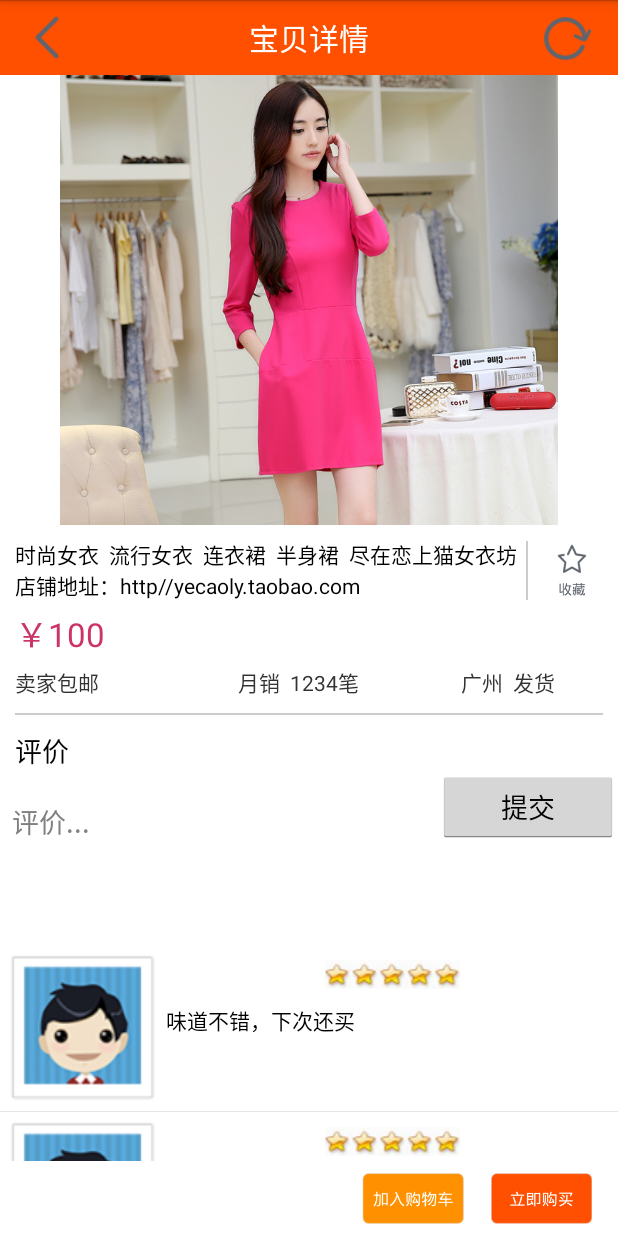
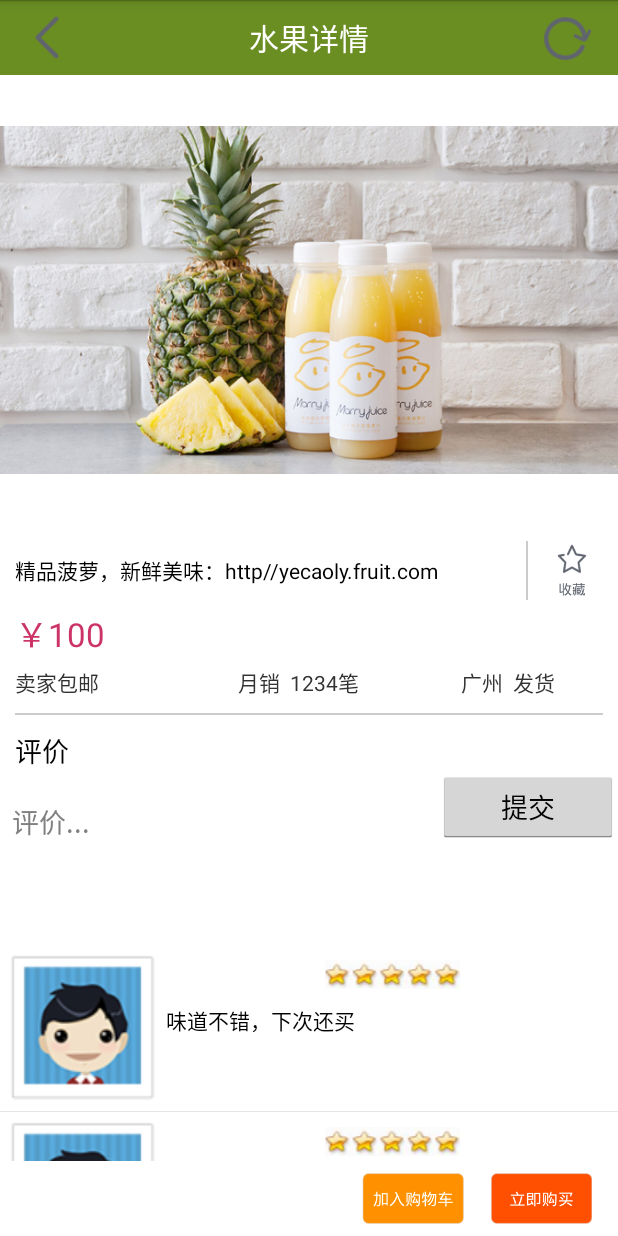
Before and after one commit to jzxyouok/fruit_app, an Android app: the DetailActivity screen opened directly, with no data from a screen before it, on a phone screen of 412 x 824 dp. Run offline under Robolectric (Android 15) with nearby library versions, the phone set to English and light mode, and no system bars; 3 statements that could not run were skipped.

Commit message:
modify detail

```diff
--- a/src/main/java/com/naoh/Fruit/ui/home/DetailActivity.java
+++ b/src/main/java/com/naoh/Fruit/ui/home/DetailActivity.java
@@ -47,7 +47,7 @@ public class DetailActivity extends FragmentActivity implements View.OnClickList
 
     private HackyViewPager viewPager;
     private ArrayList<View> allListView;
-    private int[] resId = {R.mipmap.detail_show_1, R.mipmap.detail_show_2, R.mipmap.detail_show_3, R.mipmap.detail_show_4, R.mipmap.detail_show_5, R.mipmap.detail_show_6};
+    private int[] resId = {R.mipmap.boluo_default, R.mipmap.boluo_image_1, R.mipmap.boluo_image_2, R.mipmap.boluo_image_3, R.mipmap.boluo_image_4, R.mipmap.boluo};
      private ListView listView;
     private ImageView iv_baby_collection;
     /**
--- a/src/main/res/layout/acitivity_admin2.xml
+++ b/src/main/res/layout/acitivity_admin2.xml
@@ -45,7 +45,7 @@
             android:layout_weight="1"
             android:padding="5dp"
             app:color="@color/tab_color"
-            app:icon="@mipmap/guide_cart_nm"
+            app:icon="@mipmap/guide_account_nm"
             app:text="发布新商品"
             app:text_size="@dimen/tab_text_size" />
     </LinearLayout>
--- a/src/main/res/layout/activity_detail.xml
+++ b/src/main/res/layout/activity_detail.xml
@@ -38,7 +38,7 @@
                     android:layout_weight="1"
                     android:gravity="center_vertical|left"
                     android:paddingLeft="10dp"
-                    android:text="时尚女衣  流行女衣  连衣裙  半身裙  尽在恋上猫女衣坊 店铺地址：http//yecaoly.taobao.com"
+                    android:text="精品菠萝，新鲜美味：http//yecaoly.fruit.com"
                     android:textColor="#000000" />
 
                 <View
--- a/src/main/res/layout/activity_selectimg.xml
+++ b/src/main/res/layout/activity_selectimg.xml
@@ -8,7 +8,7 @@
     <RelativeLayout
         android:layout_width="match_parent"
         android:layout_height="60dp"
-        android:background="@color/black" >
+        android:background="#6b8e23" >
 
         <TextView
             android:layout_width="wrap_content"
--- a/src/main/res/layout/top_menu_back.xml
+++ b/src/main/res/layout/top_menu_back.xml
@@ -6,7 +6,7 @@
     <LinearLayout
         android:layout_width="match_parent"
         android:layout_height="50dp"
-        android:background="#FF5000"
+        android:background="#6b8e23"
         android:orientation="horizontal">
 
         <ImageView
@@ -23,7 +23,7 @@
             android:layout_height="match_parent"
             android:layout_weight="4"
             android:gravity="center"
-            android:text="宝贝详情"
+            android:text="水果详情"
             android:textColor="#FFFFFF"
             android:textSize="20sp" />
 
```
Also changed, not shown: src/main/res/mipmap-xhdpi/boluo_default.jpg (added), src/main/res/mipmap-xhdpi/boluo_image_1.jpg (added), src/main/res/mipmap-xhdpi/boluo_image_2.jpg (added), src/main/res/mipmap-xhdpi/boluo_image_3.jpg (added), src/main/res/mipmap-xhdpi/boluo_image_4.jpg (added), 1 other file.
